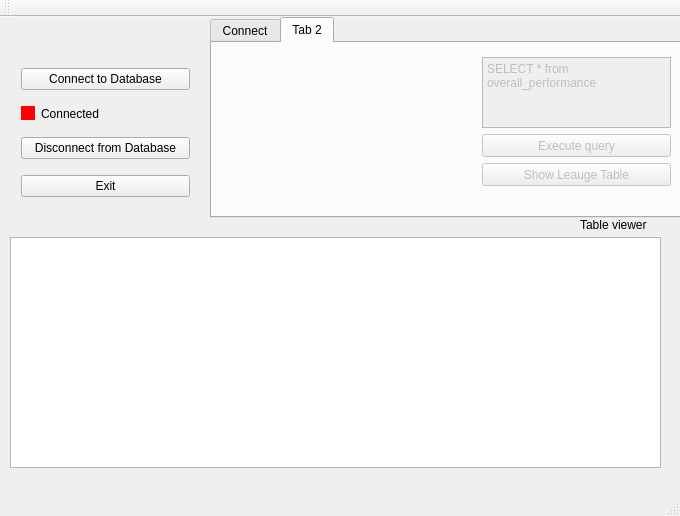
This is mainwindow.ui in palucki/leauge-explorer as Qt 5 draws it before an edit. The edited form follows.
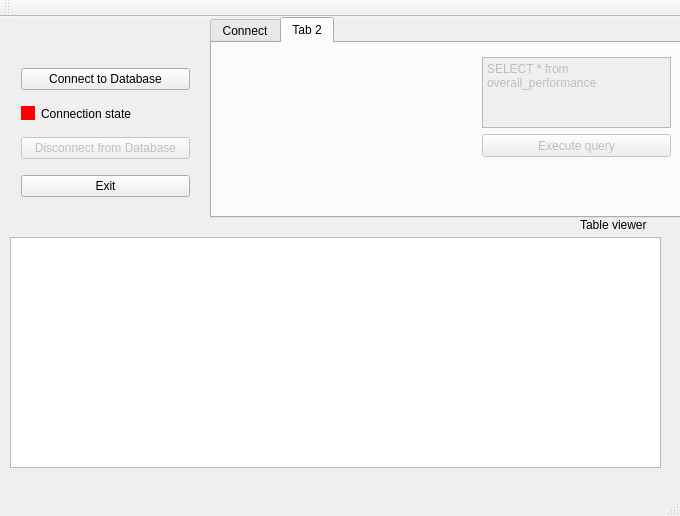
This is the edited form. The open tabs and pages were chosen to show the change.

Diff of the .ui file:
```diff
--- a/mainwindow.ui
+++ b/mainwindow.ui
@@ -51,7 +51,7 @@
 }</string>
        </property>
        <property name="text">
-        <string>Connected</string>
+        <string>Connection state</string>
        </property>
        <property name="iconSize">
         <size>
@@ -66,6 +66,9 @@
      </item>
      <item>
       <widget class="QPushButton" name="disconnectButton">
+       <property name="enabled">
+        <bool>false</bool>
+       </property>
        <property name="text">
         <string>Disconnect from Database</string>
        </property>
@@ -221,22 +224,6 @@
      <attribute name="title">
       <string>Tab 2</string>
      </attribute>
-     <widget class="QPushButton" name="showLeaugeTableButton">
-      <property name="enabled">
-       <bool>false</bool>
-      </property>
-      <property name="geometry">
-       <rect>
-        <x>270</x>
-        <y>120</y>
-        <width>189</width>
-        <height>23</height>
-       </rect>
-      </property>
-      <property name="text">
-       <string>Show Leauge Table</string>
-      </property>
-     </widget>
      <widget class="QPlainTextEdit" name="queryEditor">
       <property name="enabled">
        <bool>false</bool>
```
